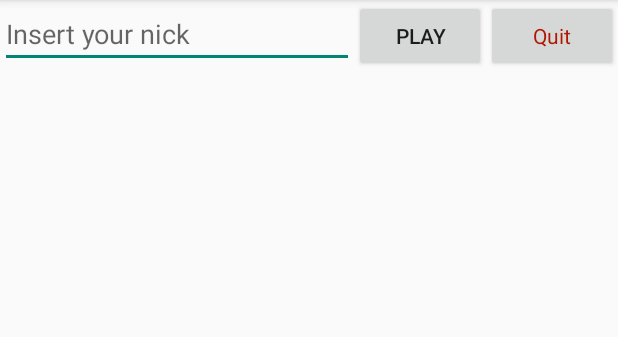
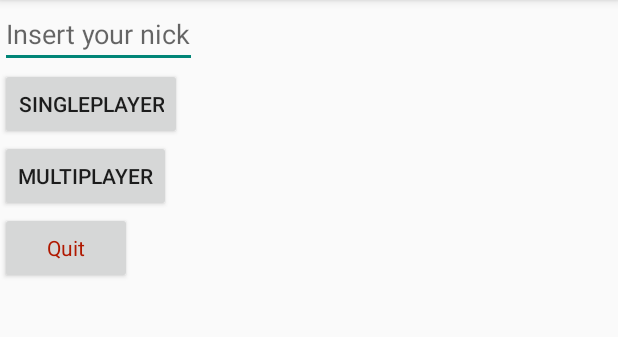
Before and after one commit to samfcmc/BombermanAndroid, an Android app: the screen it shows after launch (GameActivity), on a phone screen of 412 x 824 dp, the part 84-421 px from its top. Run offline under Robolectric (Android 15) with nearby library versions, the phone set to English and light mode, and no system bars.

```diff
--- a/app/build.gradle
+++ b/app/build.gradle
@@ -19,8 +19,8 @@ android {
 }
 
 dependencies {
+    compile fileTree(dir: 'libs', include: ['*.jar'])
     compile 'com.android.support:support-v4:19.1.0'
     compile 'com.android.support:appcompat-v7:19.+'
     compile 'de.greenrobot:eventbus:2.2.0'
-    compile fileTree(dir: 'libs', include: ['*.jar'])
 }
--- a/app/src/main/java/com/cmov/bombermanandroid/app/RunGameActivity.java
+++ b/app/src/main/java/com/cmov/bombermanandroid/app/RunGameActivity.java
@@ -14,7 +14,6 @@ import com.cmov.bombermanandroid.app.commands.Command;
 import com.cmov.bombermanandroid.app.commands.TurnPauseOnOffCommand;
 import com.cmov.bombermanandroid.app.events.TimePassedEvent;
 import com.cmov.bombermanandroid.app.events.UpdatedGameStateEvent;
-import com.cmov.bombermanandroid.app.modes.ModeManager;
 
 
 public class RunGameActivity extends ActionBarActivity {
@@ -39,7 +38,7 @@ public class RunGameActivity extends ActionBarActivity {
 
         //get the nick from the intent
         Intent intent = getIntent();
-        String nick = intent.getStringExtra(GameActivity.EXTRA_MESSAGE);
+        String nick = intent.getStringExtra(GameActivity.NICK);
 
         //create the text view
         TextView textView = (TextView) findViewById(R.id.player_name);
--- a/app/src/main/res/layout/activity_game.xml
+++ b/app/src/main/res/layout/activity_game.xml
@@ -1,28 +1,47 @@
 <?xml version="1.0" encoding="utf-8"?>
 
-<LinearLayout xmlns:android="http://schemas.android.com/apk/res/android"
+<RelativeLayout xmlns:android="http://schemas.android.com/apk/res/android"
     android:orientation="horizontal"
     android:layout_width="match_parent"
     android:layout_height="match_parent">
 
-    <EditText android:id="@+id/nick_name"
-              android:layout_width="0dp"
+    <EditText
+        android:id="@+id/nick_name"
+        android:layout_width="wrap_content"
         android:layout_height="wrap_content"
-              android:layout_weight="1"
         android:hint="@string/nick_name"
         android:maxLength="5"
-              android:singleLine="true"/>
+        android:singleLine="true" />
 
     <Button
         android:layout_width="wrap_content"
         android:layout_height="wrap_content"
-            android:text="@string/button_play"
-            android:onClick="playGame" />
+        android:text="@string/button_singleplayer"
+        android:id="@+id/button_singleplayer"
+        android:onClick="launchSingleplayer"
+        android:layout_below="@+id/nick_name"
+        android:layout_alignParentLeft="true"
+        android:layout_alignParentStart="true" />
+
+    <Button
+        android:layout_width="wrap_content"
+        android:layout_height="wrap_content"
+        android:text="@string/button_multiplayer"
+        android:id="@+id/button_multiplayer"
+        android:onClick="launchMultiplayer"
+        android:layout_below="@+id/button_singleplayer"
+        android:layout_alignParentLeft="true"
+        android:layout_alignParentStart="true" />
+
     <Button
         style="@style/QuitButton"
         android:layout_width="wrap_content"
         android:layout_height="wrap_content"
         android:text="@string/quit_button"
-            android:onClick="quitApp" />
+        android:onClick="quitApp"
+        android:id="@+id/button"
+        android:layout_below="@+id/button_multiplayer"
+        android:layout_alignParentLeft="true"
+        android:layout_alignParentStart="true" />
 
-</LinearLayout>
+</RelativeLayout>
--- a/app/src/main/res/values/strings.xml
+++ b/app/src/main/res/values/strings.xml
@@ -4,7 +4,11 @@
     <string name="app_name">Bomberman</string>
     <string name="action_settings">Settings</string>
     <string name="nick_name">Insert your nick</string>
-    <string name="button_play">Play</string>
+
+    <!-- Main menu -->
+    <string name="button_singleplayer">Singleplayer</string>
+    <string name="button_multiplayer">Multiplayer</string>
+
     <string name="title_activity_run_game">Bomberman Running</string>
     <string name="pause_button">Pause</string>
     <string name="quit_button">Quit</string>
@@ -14,4 +18,12 @@
     <string name="time_left">Time Left</string>
     <string name="numb_players">Number Players</string>
 
+    <!--Multiplayer-->
+    <string name="title_activity_multiplayer">Multiplayer Mode</string>
+    <string name="button_multiplayer_new_game">Host a new game</string>
+    <string name="button_multiplayer_refresh_list">Refresh list</string>
+    <string name="textView_multiplayer_list_item_name">Name</string>
+    <string name="textView_multiplayer_list_item_players_label">Players:</string>
+    <string name="textView_multiplayer_list_item_players_number">n</string>
+
 </resources>
```
Also changed, not shown: app/src/main/AndroidManifest.xml (+14 -3 lines), app/src/main/java/com/cmov/bombermanandroid/app/GameActivity.java (+16 -3 lines), app/src/main/java/com/cmov/bombermanandroid/app/MainGameSurfaceView.java (+5 -2 lines), app/src/main/java/com/cmov/bombermanandroid/app/MultiplayerActivity.java (added, +81 -0 lines), app/src/main/res/layout/activity_multiplayer.xml (added, +37 -0 lines), app/src/main/res/layout/list_item_multiplayer_list.xml (added, +32 -0 lines), app/src/main/res/menu/multiplayer.xml (added, +9 -0 lines). Lines whose indentation alone changed are shown as unchanged.
